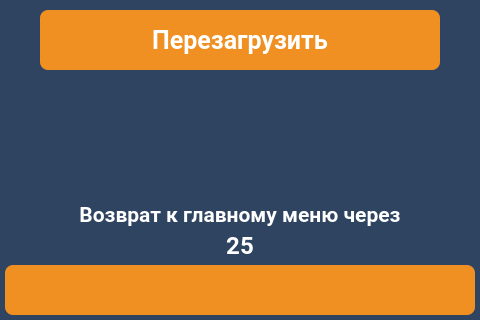
First picture: the form in client/GUI/ui/screen_26_admin.ui, repository komrade2801/AutoSklad, before the edit; both pictures show x 0 to 480 and y 480 to 800 of the 480 by 800 pixel window.
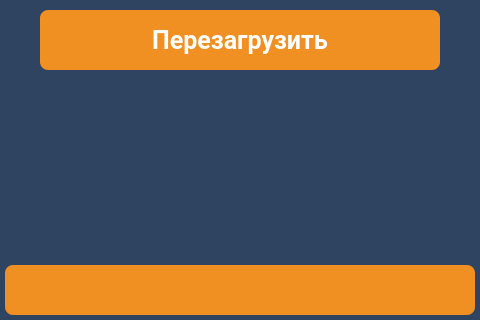
Second picture: the form after the edit. Icons and pictures are not drawn.

The edit to the form file:
```diff
--- a/client/GUI/ui/screen_26_admin.ui
+++ b/client/GUI/ui/screen_26_admin.ui
@@ -45,452 +45,6 @@
 	font-family: &quot;Roboto&quot;, Sans-serif;
 }</string>
   </property>
-  <widget class="QLabel" name="lbl_info_3">
-   <property name="geometry">
-    <rect>
-     <x>50</x>
-     <y>680</y>
-     <width>380</width>
-     <height>30</height>
-    </rect>
-   </property>
-   <property name="palette">
-    <palette>
-     <active>
-      <colorrole role="WindowText">
-       <brush brushstyle="SolidPattern">
-        <color alpha="255">
-         <red>255</red>
-         <green>255</green>
-         <blue>255</blue>
-        </color>
-       </brush>
-      </colorrole>
-      <colorrole role="Button">
-       <brush brushstyle="SolidPattern">
-        <color alpha="255">
-         <red>26</red>
-         <green>71</green>
-         <blue>137</blue>
-        </color>
-       </brush>
-      </colorrole>
-      <colorrole role="Text">
-       <brush brushstyle="SolidPattern">
-        <color alpha="255">
-         <red>255</red>
-         <green>255</green>
-         <blue>255</blue>
-        </color>
-       </brush>
-      </colorrole>
-      <colorrole role="ButtonText">
-       <brush brushstyle="SolidPattern">
-        <color alpha="255">
-         <red>255</red>
-         <green>255</green>
-         <blue>255</blue>
-        </color>
-       </brush>
-      </colorrole>
-      <colorrole role="Base">
-       <brush brushstyle="SolidPattern">
-        <color alpha="255">
-         <red>26</red>
-         <green>71</green>
-         <blue>137</blue>
-        </color>
-       </brush>
-      </colorrole>
-      <colorrole role="Window">
-       <brush brushstyle="SolidPattern">
-        <color alpha="255">
-         <red>26</red>
-         <green>71</green>
-         <blue>137</blue>
-        </color>
-       </brush>
-      </colorrole>
-      <colorrole role="PlaceholderText">
-       <brush brushstyle="NoBrush">
-        <color alpha="128">
-         <red>255</red>
-         <green>255</green>
-         <blue>255</blue>
-        </color>
-       </brush>
-      </colorrole>
-     </active>
-     <inactive>
-      <colorrole role="WindowText">
-       <brush brushstyle="SolidPattern">
-        <color alpha="255">
-         <red>255</red>
-         <green>255</green>
-         <blue>255</blue>
-        </color>
-       </brush>
-      </colorrole>
-      <colorrole role="Button">
-       <brush brushstyle="SolidPattern">
-        <color alpha="255">
-         <red>26</red>
-         <green>71</green>
-         <blue>137</blue>
-        </color>
-       </brush>
-      </colorrole>
-      <colorrole role="Text">
-       <brush brushstyle="SolidPattern">
-        <color alpha="255">
-         <red>255</red>
-         <green>255</green>
-         <blue>255</blue>
-        </color>
-       </brush>
-      </colorrole>
-      <colorrole role="ButtonText">
-       <brush brushstyle="SolidPattern">
-        <color alpha="255">
-         <red>255</red>
-         <green>255</green>
-         <blue>255</blue>
-        </color>
-       </brush>
-      </colorrole>
-      <colorrole role="Base">
-       <brush brushstyle="SolidPattern">
-        <color alpha="255">
-         <red>26</red>
-         <green>71</green>
-         <blue>137</blue>
-        </color>
-       </brush>
-      </colorrole>
-      <colorrole role="Window">
-       <brush brushstyle="SolidPattern">
-        <color alpha="255">
-         <red>26</red>
-         <green>71</green>
-         <blue>137</blue>
-        </color>
-       </brush>
-      </colorrole>
-      <colorrole role="PlaceholderText">
-       <brush brushstyle="NoBrush">
-        <color alpha="128">
-         <red>255</red>
-         <green>255</green>
-         <blue>255</blue>
-        </color>
-       </brush>
-      </colorrole>
-     </inactive>
-     <disabled>
-      <colorrole role="WindowText">
-       <brush brushstyle="SolidPattern">
-        <color alpha="255">
-         <red>255</red>
-         <green>255</green>
-         <blue>255</blue>
-        </color>
-       </brush>
-      </colorrole>
-      <colorrole role="Button">
-       <brush brushstyle="SolidPattern">
-        <color alpha="255">
-         <red>26</red>
-         <green>71</green>
-         <blue>137</blue>
-        </color>
-       </brush>
-      </colorrole>
-      <colorrole role="Text">
-       <brush brushstyle="SolidPattern">
-        <color alpha="255">
-         <red>255</red>
-         <green>255</green>
-         <blue>255</blue>
-        </color>
-       </brush>
-      </colorrole>
-      <colorrole role="ButtonText">
-       <brush brushstyle="SolidPattern">
-        <color alpha="255">
-         <red>255</red>
-         <green>255</green>
-         <blue>255</blue>
-        </color>
-       </brush>
-      </colorrole>
-      <colorrole role="Base">
-       <brush brushstyle="SolidPattern">
-        <color alpha="255">
-         <red>26</red>
-         <green>71</green>
-         <blue>137</blue>
-        </color>
-       </brush>
-      </colorrole>
-      <colorrole role="Window">
-       <brush brushstyle="SolidPattern">
-        <color alpha="255">
-         <red>26</red>
-         <green>71</green>
-         <blue>137</blue>
-        </color>
-       </brush>
-      </colorrole>
-      <colorrole role="PlaceholderText">
-       <brush brushstyle="NoBrush">
-        <color alpha="128">
-         <red>255</red>
-         <green>255</green>
-         <blue>255</blue>
-        </color>
-       </brush>
-      </colorrole>
-     </disabled>
-    </palette>
-   </property>
-   <property name="font">
-    <font>
-     <family>Roboto</family>
-     <pointsize>16</pointsize>
-     <weight>75</weight>
-     <bold>true</bold>
-    </font>
-   </property>
-   <property name="text">
-    <string>Возврат к главному меню через</string>
-   </property>
-   <property name="alignment">
-    <set>Qt::AlignCenter</set>
-   </property>
-  </widget>
-  <widget class="QLabel" name="lbl_timeout_back">
-   <property name="geometry">
-    <rect>
-     <x>50</x>
-     <y>710</y>
-     <width>380</width>
-     <height>30</height>
-    </rect>
-   </property>
-   <property name="palette">
-    <palette>
-     <active>
-      <colorrole role="WindowText">
-       <brush brushstyle="SolidPattern">
-        <color alpha="255">
-         <red>255</red>
-         <green>255</green>
-         <blue>255</blue>
-        </color>
-       </brush>
-      </colorrole>
-      <colorrole role="Button">
-       <brush brushstyle="SolidPattern">
-        <color alpha="255">
-         <red>26</red>
-         <green>71</green>
-         <blue>137</blue>
-        </color>
-       </brush>
-      </colorrole>
-      <colorrole role="Text">
-       <brush brushstyle="SolidPattern">
-        <color alpha="255">
-         <red>255</red>
-         <green>255</green>
-         <blue>255</blue>
-        </color>
-       </brush>
-      </colorrole>
-      <colorrole role="ButtonText">
-       <brush brushstyle="SolidPattern">
-        <color alpha="255">
-         <red>255</red>
-         <green>255</green>
-         <blue>255</blue>
-        </color>
-       </brush>
-      </colorrole>
-      <colorrole role="Base">
-       <brush brushstyle="SolidPattern">
-        <color alpha="255">
-         <red>26</red>
-         <green>71</green>
-         <blue>137</blue>
-        </color>
-       </brush>
-      </colorrole>
-      <colorrole role="Window">
-       <brush brushstyle="SolidPattern">
-        <color alpha="255">
-         <red>26</red>
-         <green>71</green>
-         <blue>137</blue>
-        </color>
-       </brush>
-      </colorrole>
-      <colorrole role="PlaceholderText">
-       <brush brushstyle="NoBrush">
-        <color alpha="128">
-         <red>255</red>
-         <green>255</green>
-         <blue>255</blue>
-        </color>
-       </brush>
-      </colorrole>
-     </active>
-     <inactive>
-      <colorrole role="WindowText">
-       <brush brushstyle="SolidPattern">
-        <color alpha="255">
-         <red>255</red>
-         <green>255</green>
-         <blue>255</blue>
-        </color>
-       </brush>
-      </colorrole>
-      <colorrole role="Button">
-       <brush brushstyle="SolidPattern">
-        <color alpha="255">
-         <red>26</red>
-         <green>71</green>
-         <blue>137</blue>
-        </color>
-       </brush>
-      </colorrole>
-      <colorrole role="Text">
-       <brush brushstyle="SolidPattern">
-        <color alpha="255">
-         <red>255</red>
-         <green>255</green>
-         <blue>255</blue>
-        </color>
-       </brush>
-      </colorrole>
-      <colorrole role="ButtonText">
-       <brush brushstyle="SolidPattern">
-        <color alpha="255">
-         <red>255</red>
-         <green>255</green>
-         <blue>255</blue>
-        </color>
-       </brush>
-      </colorrole>
-      <colorrole role="Base">
-       <brush brushstyle="SolidPattern">
-        <color alpha="255">
-         <red>26</red>
-         <green>71</green>
-         <blue>137</blue>
-        </color>
-       </brush>
-      </colorrole>
-      <colorrole role="Window">
-       <brush brushstyle="SolidPattern">
-        <color alpha="255">
-         <red>26</red>
-         <green>71</green>
-         <blue>137</blue>
-        </color>
-       </brush>
-      </colorrole>
-      <colorrole role="PlaceholderText">
-       <brush brushstyle="NoBrush">
-        <color alpha="128">
-         <red>255</red>
-         <green>255</green>
-         <blue>255</blue>
-        </color>
-       </brush>
-      </colorrole>
-     </inactive>
-     <disabled>
-      <colorrole role="WindowText">
-       <brush brushstyle="SolidPattern">
-        <color alpha="255">
-         <red>255</red>
-         <green>255</green>
-         <blue>255</blue>
-        </color>
-       </brush>
-      </colorrole>
-      <colorrole role="Button">
-       <brush brushstyle="SolidPattern">
-        <color alpha="255">
-         <red>26</red>
-         <green>71</green>
-         <blue>137</blue>
-        </color>
-       </brush>
-      </colorrole>
-      <colorrole role="Text">
-       <brush brushstyle="SolidPattern">
-        <color alpha="255">
-         <red>255</red>
-         <green>255</green>
-         <blue>255</blue>
-        </color>
-       </brush>
-      </colorrole>
-      <colorrole role="ButtonText">
-       <brush brushstyle="SolidPattern">
-        <color alpha="255">
-         <red>255</red>
-         <green>255</green>
-         <blue>255</blue>
-        </color>
-       </brush>
-      </colorrole>
-      <colorrole role="Base">
-       <brush brushstyle="SolidPattern">
-        <color alpha="255">
-         <red>26</red>
-         <green>71</green>
-         <blue>137</blue>
-        </color>
-       </brush>
-      </colorrole>
-      <colorrole role="Window">
-       <brush brushstyle="SolidPattern">
-        <color alpha="255">
-         <red>26</red>
-         <green>71</green>
-         <blue>137</blue>
-        </color>
-       </brush>
-      </colorrole>
-      <colorrole role="PlaceholderText">
-       <brush brushstyle="NoBrush">
-        <color alpha="128">
-         <red>255</red>
-         <green>255</green>
-         <blue>255</blue>
-        </color>
-       </brush>
-      </colorrole>
-     </disabled>
-    </palette>
-   </property>
-   <property name="font">
-    <font>
-     <family>Roboto</family>
-     <pointsize>18</pointsize>
-     <weight>75</weight>
-     <bold>true</bold>
-    </font>
-   </property>
-   <property name="text">
-    <string>25</string>
-   </property>
-   <property name="alignment">
-    <set>Qt::AlignCenter</set>
-   </property>
-  </widget>
   <widget class="QPushButton" name="btn_net">
    <property name="geometry">
     <rect>
```
Left out of the diff: 12 changed lines with no effect on the pictures.
